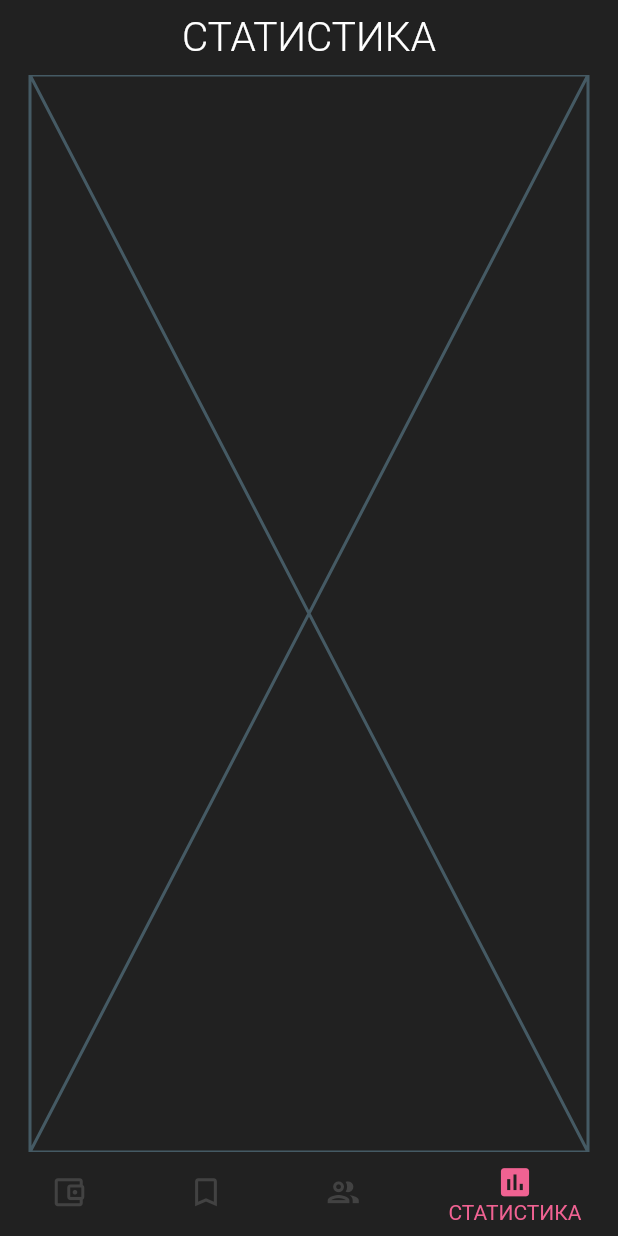
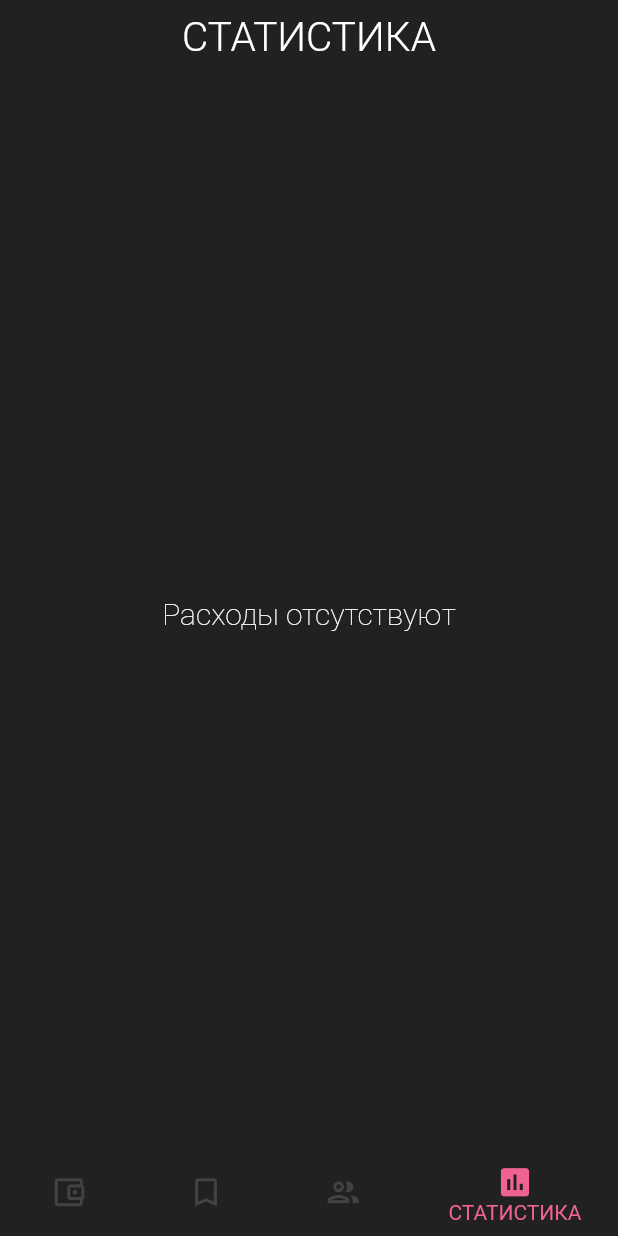
Before and after one commit to ketnanaa/kursovaya, a Flutter app: the screen it shows after launch, item 4 of the bottom bar chosen, on a phone screen of 412 x 824 dp. Run offline on Flutter 3.47's test engine with Material 2 defaults, Android fonts, the phone set to English and light mode, and no system bars; our stand-ins replace charts_flutter, hive; accounts and stored records are empty; generated files the repository leaves out were written again.

Commit message:
stats screen

```diff
--- a/lib/navigation/Navigation.dart
+++ b/lib/navigation/Navigation.dart
@@ -3,6 +3,7 @@ import 'package:financial_app/models/AppModel.dart';
 import 'package:financial_app/navigation/CustomAppBar.dart';
 import 'package:financial_app/navigation/CustomNavBar.dart';
 import 'package:financial_app/screens/HomeScreen/HomeScreen.dart';
+import 'package:financial_app/screens/StatsScreen/StatsScreen.dart';
 import 'package:flutter/material.dart';
 import 'package:provider/provider.dart';
 
@@ -11,7 +12,7 @@ class Navigation extends StatelessWidget {
     HomeScreen(),
     Placeholder(),
     Placeholder(),
-    Placeholder()
+    StatsScreen()
   ];
 
   @override
--- /dev/null
+++ b/lib/screens/StatsScreen/StatsScreen.dart
@@ -0,0 +1,54 @@
+import 'package:charts_flutter/flutter.dart' as charts;
+import 'package:financial_app/common/Formats.dart';
+import 'package:financial_app/models/costs/CostsModel.dart';
+import 'package:flutter/material.dart';
+import 'package:provider/provider.dart';
+
+class StatsScreen extends StatelessWidget {
+  List<charts.Series<CostCategory, String>> _createSeriesList(
+      List<CostCategory> costCategorysList) {
+    const int numberOfColors = 3;
+    return [
+      charts.Series<CostCategory, String>(
+        id: 'Costs',
+        domainFn: (CostCategory costCategory, _) => costCategory.label,
+        measureFn: (CostCategory costCategory, _) => costCategory.categorySum,
+        colorFn: (_, index) {
+          return charts.MaterialPalette.pink.makeShades(numberOfColors)[index];
+        },
+        data: costCategorysList,
+      )
+    ];
+  }
+
+  @override
+  Widget build(BuildContext context) {
+    CostsModel _costsModel = context.watch<CostsModel>();
+    List<CostCategory> _costCategorysList = _costsModel.costCategorysList;
+    int _totalSum = _costsModel.totalCostsSum;
+
+    return _costCategorysList.length != 0 && _totalSum != 0
+        ? Stack(children: [
+            charts.PieChart(_createSeriesList(_costCategorysList),
+                defaultRenderer: charts.ArcRendererConfig(
+                    arcWidth: 60,
+                    arcRendererDecorators: [
+                      charts.ArcLabelDecorator(
+                          labelPosition: charts.ArcLabelPosition.inside),
+                    ])),
+            Center(
+              child: Text(
+                getMoneyFormat(_totalSum),
+                style: TextStyle(fontSize: 25.0, fontWeight: FontWeight.w300),
+              ),
+            )
+          ])
+        : Align(
+            child: Text("Расходы отсутствуют",
+                style: TextStyle(
+                    fontSize: 20,
+                    color: Colors.white,
+                    fontWeight: FontWeight.w200)),
+          );
+  }
+}
--- a/pubspec.yaml
+++ b/pubspec.yaml
@@ -28,6 +28,7 @@ dependencies:
   path_provider: ^2.0.1
   hive: ^2.0.0
   intl: ^0.16.1
+  charts_flutter: ^0.9.0
 
 
   # The following adds the Cupertino Icons font to your application.
```
Also changed, not shown: lib/screens/StatsScreen/Indicator.dart (added, +41 -0 lines), pubspec.lock.
